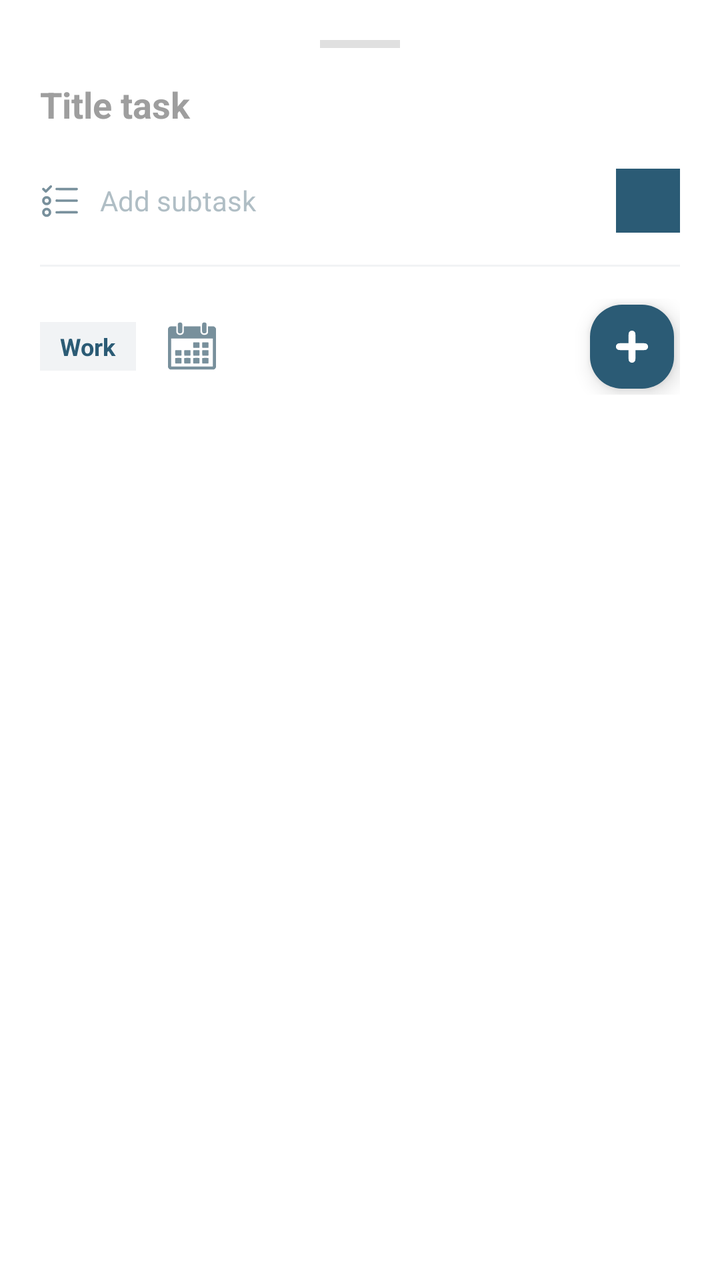
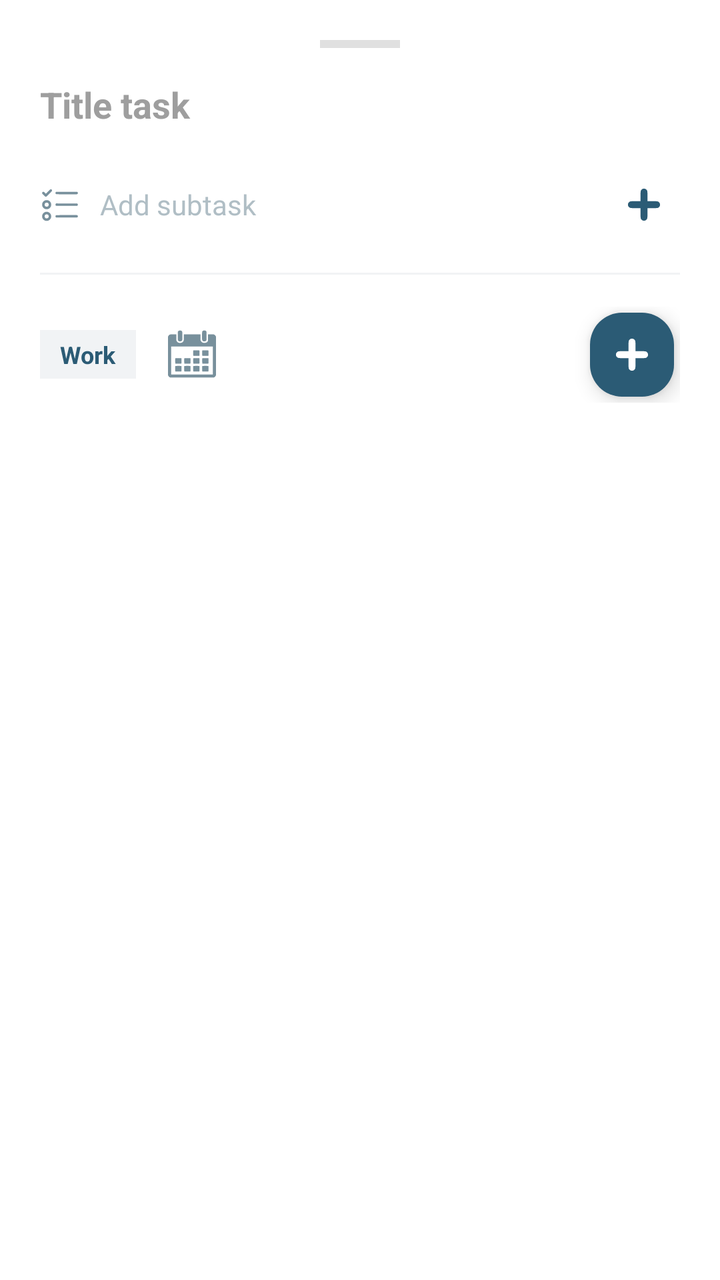

Two renders of the same Android screen: before a commit and after it. Below are the layout's source before the change and the commit's diff.
<!-- AndroidManifest.xml: application theme Theme.Act1PGL -->
<!-- res/layout/bottom_sheet_add_task.xml -->
<?xml version="1.0" encoding="utf-8"?>
<LinearLayout xmlns:android="http://schemas.android.com/apk/res/android"
    xmlns:app="http://schemas.android.com/apk/res-auto"
    android:layout_width="match_parent"
    android:layout_height="wrap_content"
    android:background="#FFFFFF"
    android:orientation="vertical"
    android:padding="20dp">

    
    <View
        android:layout_width="40dp"
        android:layout_height="4dp"
        android:layout_gravity="center_horizontal"
        android:layout_marginBottom="16dp"
        android:background="#E0E0E0" />

    
    <EditText
        android:id="@+id/et_task_title"
        android:layout_width="match_parent"
        android:layout_height="wrap_content"
        android:background="@null"
        android:hint="Title task"
        android:textColor="#1A1A1A"
        android:textColorHint="#9E9E9E"
        android:textSize="18sp"
        android:textStyle="bold" />

    
    <LinearLayout
        android:id="@+id/container_subtasks"
        android:layout_width="match_parent"
        android:layout_height="wrap_content"
        android:layout_marginTop="12dp"
        android:orientation="vertical" />

    
    <LinearLayout
        android:layout_width="match_parent"
        android:layout_height="wrap_content"
        android:layout_marginTop="8dp"
        android:gravity="center_vertical"
        android:orientation="horizontal">

        <ImageView
            android:layout_width="20dp"
            android:layout_height="20dp"
            android:contentDescription="Subtask icon"
            android:src="@drawable/ic_tasks"
            android:tint="#78909C" />

        <EditText
            android:id="@+id/et_subtask_input"
            android:layout_width="0dp"
            android:layout_height="wrap_content"
            android:layout_marginStart="10dp"
            android:layout_weight="1"
            android:background="@null"
            android:hint="Add subtask"
            android:textColor="#1A1A1A"
            android:textColorHint="#B0BEC5"
            android:textSize="14sp" />

        <ImageButton
            android:id="@+id/btn_add_subtask"
            android:layout_width="32dp"
            android:layout_height="32dp"
            android:background="?attr/selectableItemBackgroundBorderless"
            android:contentDescription="Add subtask button"
            android:src="@drawable/ic_add"
            android:tint="#2B5B75" />
    </LinearLayout>

    <View
        android:layout_width="match_parent"
        android:layout_height="1dp"
        android:layout_marginVertical="16dp"
        android:background="#F1F3F5" />

    
    <RelativeLayout
        android:layout_width="match_parent"
        android:layout_height="wrap_content">

        <LinearLayout
            android:layout_width="wrap_content"
            android:layout_height="wrap_content"
            android:layout_alignParentStart="true"
            android:layout_centerVertical="true"
            android:gravity="center_vertical"
            android:orientation="horizontal">

            <TextView
                android:id="@+id/tv_category_selector"
                android:layout_width="wrap_content"
                android:layout_height="wrap_content"
                android:background="#F1F3F5"
                android:paddingHorizontal="10dp"
                android:paddingVertical="4dp"
                android:text="Work"
                android:textColor="#2B5B75"
                android:textSize="12sp"
                android:textStyle="bold" />

            <ImageView
                android:id="@+id/btn_pick_date"
                android:layout_width="24dp"
                android:layout_height="24dp"
                android:layout_marginStart="16dp"
                android:contentDescription="Calendar"
                android:src="@drawable/ic_calendar"
                android:tint="#78909C" />
        </LinearLayout>

        
        <ImageButton
            android:id="@+id/btn_delete_task"
            android:layout_width="42dp"
            android:layout_height="42dp"
            android:layout_toStartOf="@id/fab_save_task"
            android:layout_centerVertical="true"
            android:layout_marginEnd="12dp"
            android:background="?attr/selectableItemBackgroundBorderless"
            android:contentDescription="Eliminar Tarea"
            android:src="@drawable/ic_menu"
            android:tint="#D32F2F"
            android:visibility="gone" />

        
        <com.google.android.material.floatingactionbutton.FloatingActionButton
            android:id="@+id/fab_save_task"
            android:layout_width="wrap_content"
            android:layout_height="wrap_content"
            android:layout_alignParentEnd="true"
            android:layout_centerVertical="true"
            android:contentDescription="Save Task"
            android:src="@drawable/ic_add"
            app:backgroundTint="#2B5B75"
            app:fabCustomSize="42dp"
            app:tint="#FFFFFF" />

    </RelativeLayout>
</LinearLayout>
<!-- resources referenced by this layout -->
<resources>
  <!-- drawable ic_add (drawable) -->
  <vector xmlns:android="http://schemas.android.com/apk/res/android"
      android:width="612dp"
      android:height="612dp"
      android:viewportWidth="612"
      android:viewportHeight="612">
    <path
        android:pathData="M295.5,102.3c-17.3,4.5 -30,18.5 -32.5,35.9 -0.5,3.5 -1,32.7 -1,65l0,58.8 -59.2,-0c-34,-0 -61.9,0.4 -65.3,1 -3.3,0.5 -8.9,2.4 -12.5,4.2 -26.1,12.8 -31.9,48.4 -11.5,69.4 6.2,6.3 15.3,11 24.1,12.4 3.3,0.6 31.9,1 65.2,1l59.2,-0 0,60.1c0,66.9 0.2,68.7 6.6,79.6 14.2,24.1 47.8,28.4 68,8.8 6.1,-6 10.8,-14.8 12.4,-23.4 0.6,-3.3 1,-28.7 1,-65.2l0,-59.9 59.9,-0c36.5,-0 61.9,-0.4 65.2,-1 23.5,-4.5 38.8,-26.3 35.2,-50 -2.9,-18.5 -17.9,-33.4 -36.4,-36 -3.5,-0.5 -32.8,-1 -65.1,-1l-58.7,-0 -0.3,-63.3 -0.3,-63.2 -2.3,-5.7c-7,-17.4 -21,-27.5 -39.2,-28.4 -4.2,-0.2 -9.7,0.2 -12.5,0.9z"
        android:fillColor="#000000"
        android:strokeColor="#00000000"/>
  </vector>
  <!-- drawable ic_calendar: vector/xml drawable (drawable, 4680 chars, omitted) -->
  <!-- drawable ic_menu (drawable) -->
  <vector xmlns:android="http://schemas.android.com/apk/res/android"
      android:width="512dp"
      android:height="512dp"
      android:viewportWidth="512"
      android:viewportHeight="512">
    <path
        android:pathData="M36.6,65.6c-25.5,6.2 -41.5,32.2 -35.1,56.9 2.4,8.9 7.2,17 13.7,23.1 6.4,5.8 10.1,8 18.8,11 5.3,1.8 12.4,1.9 222.5,1.9l217,-0 5.9,-2.3c8.8,-3.3 13.5,-6.4 19.3,-12.4 5.8,-6.2 9.6,-13.2 11.8,-21.5 6.5,-24.8 -9.8,-50.7 -35.6,-56.8 -9.4,-2.2 -429.1,-2.1 -438.3,0.1z"
        android:fillColor="#000000"
        android:strokeColor="#00000000"/>
    <path
        android:pathData="M35.3,210.5c-12.2,3.3 -23.8,12.3 -29.5,23.1 -14.5,27.1 0,60.1 29.9,67.9 5,1.3 33.3,1.5 220.3,1.5 235,-0 219.9,0.4 231.4,-5.8 7.4,-3.9 15.7,-12.6 19.5,-20.3 13.2,-26.9 -1.5,-58.8 -30.6,-66.4 -8.4,-2.2 -432.9,-2.1 -441,-0z"
        android:fillColor="#000000"
        android:strokeColor="#00000000"/>
    <path
        android:pathData="M40.4,354.1c-18.1,2.3 -34,16.9 -38.9,35.4 -6.5,25.2 10.2,51.5 36.2,57 10.2,2.2 426.4,2.2 436.6,-0 26,-5.5 42.7,-31.8 36.2,-57 -5,-19 -20.7,-33 -39.8,-35.5 -8.8,-1.1 -421.5,-1.1 -430.3,0.1z"
        android:fillColor="#000000"
        android:strokeColor="#00000000"/>
  </vector>
  <!-- drawable ic_tasks: vector/xml drawable (drawable, 2489 chars, omitted) -->
  <style name="Theme.Act1PGL" parent="Base.Theme.Act1PGL" />
  <style name="Base.Theme.Act1PGL" parent="Theme.Material3.DayNight.NoActionBar">
          
          
      </style>
</resources>

<!-- the commit's change to res/layout/bottom_sheet_add_task.xml (unified diff, before → after) -->
@@ -64,12 +64,14 @@
 
         <ImageButton
             android:id="@+id/btn_add_subtask"
-            android:layout_width="32dp"
-            android:layout_height="32dp"
+            android:layout_width="36dp"
+            android:layout_height="36dp"
             android:background="?attr/selectableItemBackgroundBorderless"
-            android:contentDescription="Add subtask button"
+            android:contentDescription="Agregar subtarea"
+            android:padding="6dp"
+            android:scaleType="fitCenter"
             android:src="@drawable/ic_add"
-            android:tint="#2B5B75" />
+            app:tint="#2B5B75" />
     </LinearLayout>
 
     <View
